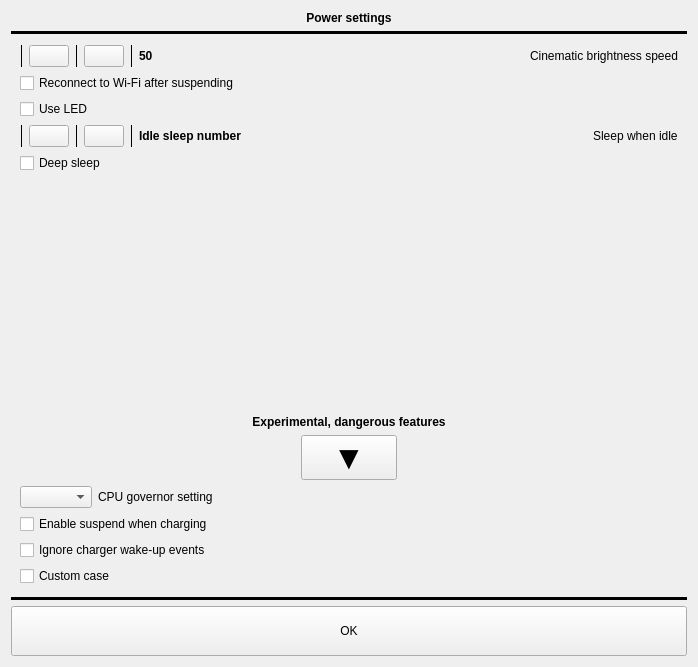
The window that src/settings/powerdaemonsettings.ui (Quill-OS/quill) describes before a commit, drawn with Qt 5.
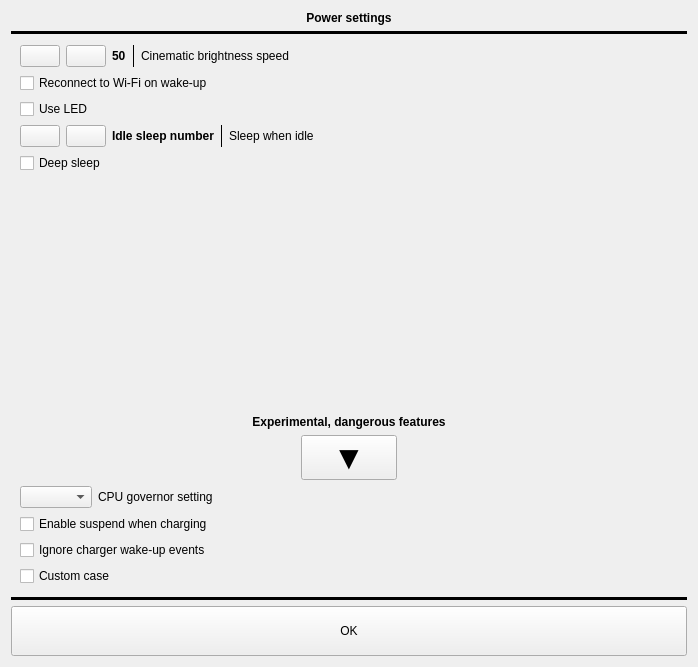
The same window after the commit.

```diff
--- a/src/settings/powerdaemonsettings.ui
+++ b/src/settings/powerdaemonsettings.ui
@@ -87,16 +87,6 @@
        </property>
        <item>
         <layout class="QHBoxLayout" name="horizontalLayout">
-         <item>
-          <widget class="Line" name="line_6">
-           <property name="frameShadow">
-            <enum>QFrame::Plain</enum>
-           </property>
-           <property name="orientation">
-            <enum>Qt::Vertical</enum>
-           </property>
-          </widget>
-         </item>
          <item>
           <widget class="QPushButton" name="CBSIncreaseBtn">
            <property name="sizePolicy">
@@ -110,16 +100,6 @@
            </property>
           </widget>
          </item>
-         <item>
-          <widget class="Line" name="line_5">
-           <property name="frameShadow">
-            <enum>QFrame::Plain</enum>
-           </property>
-           <property name="orientation">
-            <enum>Qt::Vertical</enum>
-           </property>
-          </widget>
-         </item>
          <item>
           <widget class="QPushButton" name="CBSDecreaseBtn">
            <property name="sizePolicy">
@@ -133,16 +113,6 @@
            </property>
           </widget>
          </item>
-         <item>
-          <widget class="Line" name="line_7">
-           <property name="frameShadow">
-            <enum>QFrame::Plain</enum>
-           </property>
-           <property name="orientation">
-            <enum>Qt::Vertical</enum>
-           </property>
-          </widget>
-         </item>
          <item>
           <widget class="QLabel" name="CBSLabel">
            <property name="font">
@@ -157,17 +127,14 @@
           </widget>
          </item>
          <item>
-          <spacer name="horizontalSpacer">
+          <widget class="Line" name="line_3">
+           <property name="frameShadow">
+            <enum>QFrame::Plain</enum>
+           </property>
            <property name="orientation">
-            <enum>Qt::Horizontal</enum>
+            <enum>Qt::Vertical</enum>
            </property>
-           <property name="sizeHint" stdset="0">
-            <size>
-             <width>40</width>
-             <height>20</height>
-            </size>
-           </property>
-          </spacer>
+          </widget>
          </item>
          <item>
           <widget class="QLabel" name="label">
@@ -182,6 +149,19 @@
            </property>
           </widget>
          </item>
+         <item>
+          <spacer name="horizontalSpacer">
+           <property name="orientation">
+            <enum>Qt::Horizontal</enum>
+           </property>
+           <property name="sizeHint" stdset="0">
+            <size>
+             <width>40</width>
+             <height>20</height>
+            </size>
+           </property>
+          </spacer>
+         </item>
         </layout>
        </item>
        <item>
@@ -189,7 +169,7 @@
          <item>
           <widget class="QCheckBox" name="wifiReconnectBtn">
            <property name="text">
-            <string>Reconnect to Wi-Fi after suspending</string>
+            <string>Reconnect to Wi-Fi on wake-up</string>
            </property>
           </widget>
          </item>
@@ -234,16 +214,6 @@
        </item>
        <item>
         <layout class="QHBoxLayout" name="horizontalLayout_4">
-         <item>
-          <widget class="Line" name="line_8">
-           <property name="frameShadow">
-            <enum>QFrame::Plain</enum>
-           </property>
-           <property name="orientation">
-            <enum>Qt::Vertical</enum>
-           </property>
-          </widget>
-         </item>
          <item>
           <widget class="QPushButton" name="idleSleepIncreaseBtn">
            <property name="sizePolicy">
@@ -257,16 +227,6 @@
            </property>
           </widget>
          </item>
-         <item>
-          <widget class="Line" name="line_4">
-           <property name="frameShadow">
-            <enum>QFrame::Plain</enum>
-           </property>
-           <property name="orientation">
-            <enum>Qt::Vertical</enum>
-           </property>
-          </widget>
-         </item>
          <item>
           <widget class="QPushButton" name="idleSleepDecreaseBtn">
            <property name="sizePolicy">
@@ -280,16 +240,6 @@
            </property>
           </widget>
          </item>
-         <item>
-          <widget class="Line" name="line_9">
-           <property name="frameShadow">
-            <enum>QFrame::Plain</enum>
-           </property>
-           <property name="orientation">
-            <enum>Qt::Vertical</enum>
-           </property>
-          </widget>
-         </item>
          <item>
           <widget class="QLabel" name="idleSleepLabel">
            <property name="font">
@@ -304,17 +254,14 @@
           </widget>
          </item>
          <item>
-          <spacer name="horizontalSpacer_9">
+          <widget class="Line" name="line_4">
+           <property name="frameShadow">
+            <enum>QFrame::Plain</enum>
+           </property>
            <property name="orientation">
-            <enum>Qt::Horizontal</enum>
+            <enum>Qt::Vertical</enum>
            </property>
-           <property name="sizeHint" stdset="0">
-            <size>
-             <width>40</width>
-             <height>20</height>
-            </size>
-           </property>
-          </spacer>
+          </widget>
          </item>
          <item>
           <widget class="QLabel" name="label_5">
@@ -329,6 +276,19 @@
            </property>
           </widget>
          </item>
+         <item>
+          <spacer name="horizontalSpacer_9">
+           <property name="orientation">
+            <enum>Qt::Horizontal</enum>
+           </property>
+           <property name="sizeHint" stdset="0">
+            <size>
+             <width>40</width>
+             <height>20</height>
+            </size>
+           </property>
+          </spacer>
+         </item>
         </layout>
        </item>
        <item>
```
